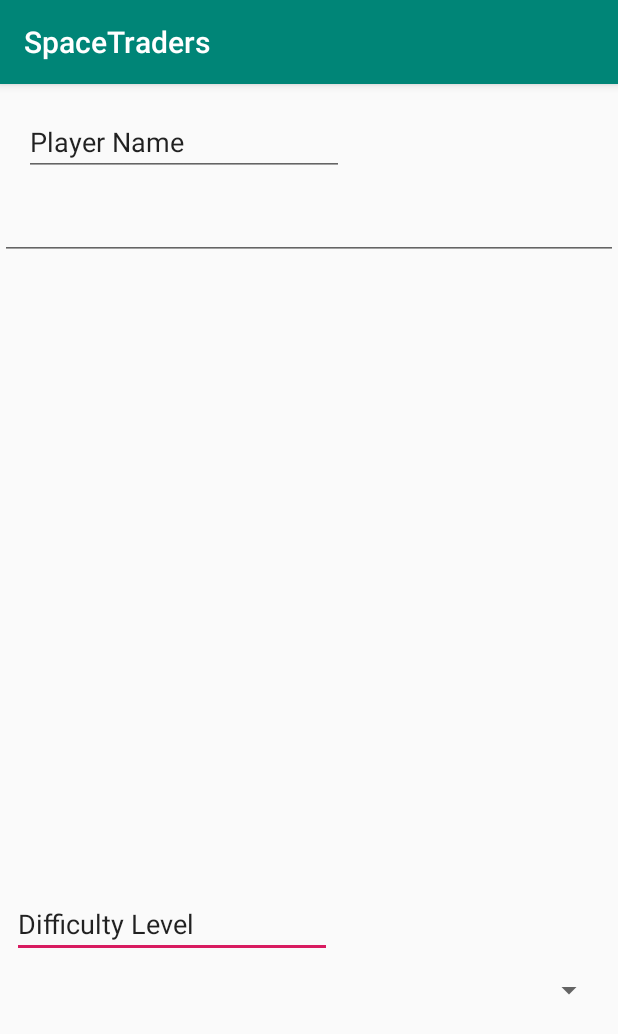
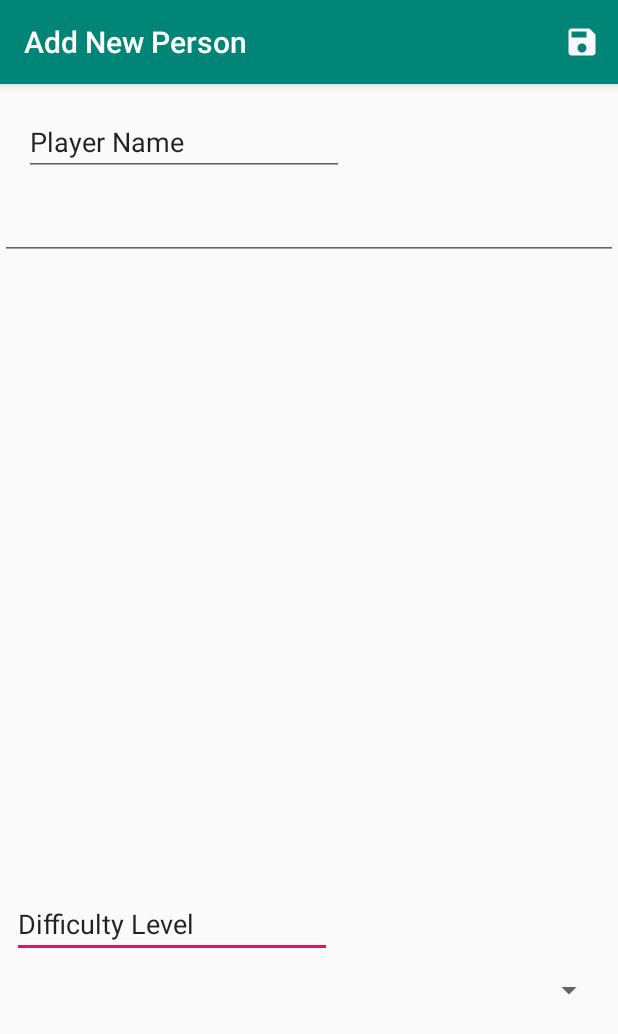
Before and after one commit to vytran9599/SpaceTraders, an Android app: the screen it shows after launch (addNewPerson), after a tap on "NEW PLAYER", on a phone screen of 412 x 824 dp. Shown: the top 1034 px of the screen. Run offline under Robolectric (Android 15) with nearby library versions, the phone set to English and light mode, and no system bars.

Commit message:
I tried to create player with the input name

```diff
--- a/app/src/main/java/edu/gatech/cs2340/spacetraders/views/MainActivity.java
+++ b/app/src/main/java/edu/gatech/cs2340/spacetraders/views/MainActivity.java
@@ -2,6 +2,7 @@ package edu.gatech.cs2340.spacetraders.views;
 
 import android.content.Intent;
 import android.os.Bundle;
+import android.support.annotation.Nullable;
 import android.support.design.widget.FloatingActionButton;
 import android.support.design.widget.Snackbar;
 import android.support.v7.app.AppCompatActivity;
@@ -10,11 +11,14 @@ import android.view.View;
 import android.view.Menu;
 import android.view.MenuItem;
 import android.widget.Button;
+import android.widget.Toast;
 
 import edu.gatech.cs2340.spacetraders.R;
+import edu.gatech.cs2340.spacetraders.viewmodels.GameViewModel;
 
 public class MainActivity extends AppCompatActivity {
-
+    private GameViewModel gameViewModel;
+    public static final int ADD_PERSON_REQUEST_ID = 1;
     @Override
     protected void onCreate(Bundle savedInstanceState) {
         super.onCreate(savedInstanceState);
@@ -34,12 +38,24 @@ public class MainActivity extends AppCompatActivity {
         newPlayer.setOnClickListener(new View.OnClickListener() {
             @Override
             public void onClick(View v) {
-                startActivity(new Intent(MainActivity.this, addNewPerson.class));
+                startActivityForResult(new Intent(MainActivity.this, addNewPerson.class), ADD_PERSON_REQUEST_ID);
             }
         });
     }
 
+    @Override
+    protected void onActivityResult(int requestCode, int resultCode, @Nullable Intent data) {
+        super.onActivityResult(requestCode, resultCode, data);
 
+        // Log.d("APP", "resultCode = " + String.valueOf(resultCode) "  r");
+
+        if (requestCode == ADD_PERSON_REQUEST_ID && resultCode == RESULT_OK) {
+            String name = data.getStringExtra(addNewPerson.EXTRA_NAME);
+            gameViewModel.addPlayer(name);
+        } else {
+            Toast.makeText(this, "player not added!", Toast.LENGTH_SHORT).show();
+        }
+    }
 
     @Override
     public boolean onCreateOptionsMenu(Menu menu) {
--- a/app/src/main/java/edu/gatech/cs2340/spacetraders/views/addNewPerson.java
+++ b/app/src/main/java/edu/gatech/cs2340/spacetraders/views/addNewPerson.java
@@ -1,14 +1,64 @@
 package edu.gatech.cs2340.spacetraders.views;
 
+import android.content.Intent;
 import android.support.v7.app.AppCompatActivity;
 import android.os.Bundle;
+import android.util.Log;
+import android.view.Menu;
+import android.view.MenuInflater;
+import android.view.MenuItem;
+import android.widget.EditText;
+import android.widget.Toast;
+
 import edu.gatech.cs2340.spacetraders.R;
 
 public class addNewPerson extends AppCompatActivity {
-
+    public static final String EXTRA_NAME =
+            "edu.gatech.cs2340.spacetraders.views.EXTRA_NAME";
+    private EditText editPlayerName;
     @Override
     protected void onCreate(Bundle savedInstanceState) {
         super.onCreate(savedInstanceState);
         setContentView(R.layout.activity_add_new_person);
+        editPlayerName = findViewById(R.id.nameText);
+        getSupportActionBar().setHomeAsUpIndicator(R.drawable.ic_close);
+        setTitle("Add New Person");
+    }
+    @Override
+    public boolean onCreateOptionsMenu(Menu menu) {
+
+        MenuInflater menuInflater = getMenuInflater();
+
+        menuInflater.inflate(R.menu.add_player_menu, menu);
+
+        return true;
+    }
+    @Override
+    public boolean onOptionsItemSelected(MenuItem item) {
+
+        switch (item.getItemId()) {
+            case R.id.save_person:
+                savePerson();
+                return true;
+
+            default:
+                return super.onOptionsItemSelected(item);
+
+        }
+
+    }
+
+    private void savePerson() {
+        String name   = editPlayerName.getText().toString();
+
+        Log.d("APP", "Making intent");
+        Log.d("APP", "Data - " + name);
+        Intent intent = new Intent();
+        intent.putExtra(EXTRA_NAME, name);
+
+        setResult(RESULT_OK, intent);
+
+        finish();
+
     }
 }
--- /dev/null
+++ b/app/src/main/res/drawable/ic_close.xml
@@ -0,0 +1,5 @@
+<vector android:height="24dp" android:tint="#FBF9FF"
+    android:viewportHeight="24.0" android:viewportWidth="24.0"
+    android:width="24dp" xmlns:android="http://schemas.android.com/apk/res/android">
+    <path android:fillColor="#FF000000" android:pathData="M19,6.41L17.59,5 12,10.59 6.41,5 5,6.41 10.59,12 5,17.59 6.41,19 12,13.41 17.59,19 19,17.59 13.41,12z"/>
+</vector>
--- /dev/null
+++ b/app/src/main/res/drawable/ic_save.xml
@@ -0,0 +1,5 @@
+<vector android:height="24dp" android:tint="#FBF9FF"
+    android:viewportHeight="24.0" android:viewportWidth="24.0"
+    android:width="24dp" xmlns:android="http://schemas.android.com/apk/res/android">
+    <path android:fillColor="#FF000000" android:pathData="M17,3L5,3c-1.11,0 -2,0.9 -2,2v14c0,1.1 0.89,2 2,2h14c1.1,0 2,-0.9 2,-2L21,7l-4,-4zM12,19c-1.66,0 -3,-1.34 -3,-3s1.34,-3 3,-3 3,1.34 3,3 -1.34,3 -3,3zM15,9L5,9L5,5h10v4z"/>
+</vector>
--- /dev/null
+++ b/app/src/main/res/menu/add_player_menu.xml
@@ -0,0 +1,10 @@
+<?xml version="1.0" encoding="utf-8"?>
+<menu xmlns:android="http://schemas.android.com/apk/res/android"
+    xmlns:app="http://schemas.android.com/apk/res-auto">
+    <item
+        android:id="@+id/save_person"
+        android:icon="@drawable/ic_save"
+        android:title="Save"
+        app:showAsAction="ifRoom"/>
+
+</menu>
```
Also changed, not shown: app/src/main/java/edu/gatech/cs2340/spacetraders/viewmodels/GameViewModel.java (+13 -1 lines).
